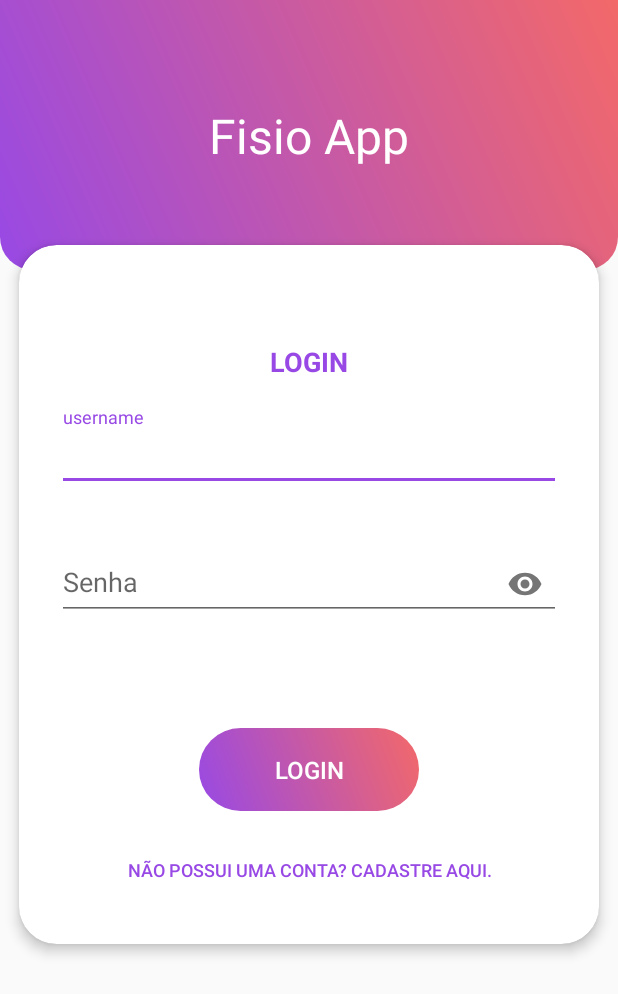
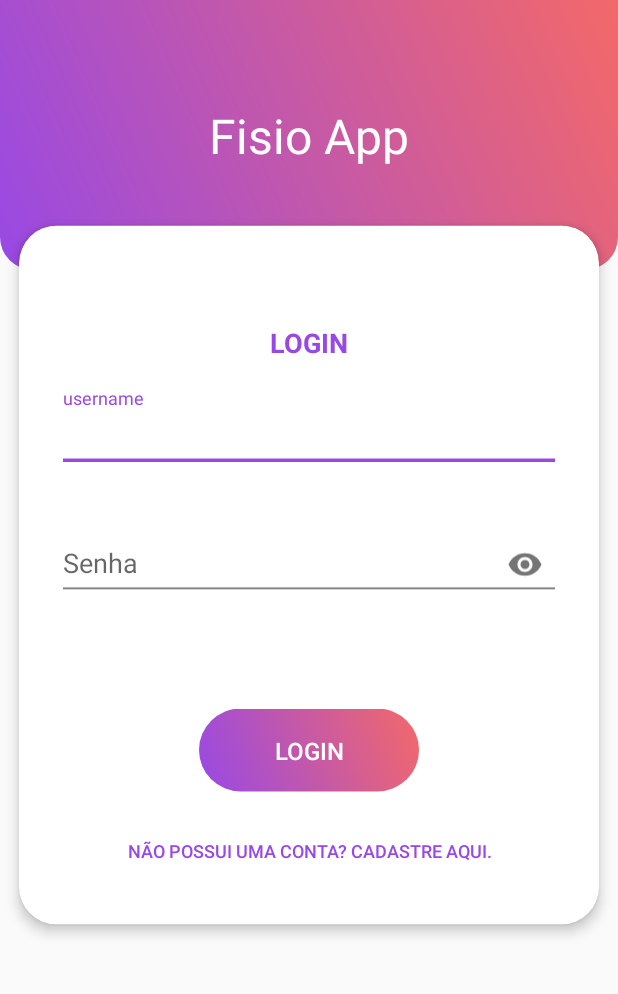
Before and after one commit to jvictororiz/FisioApp, an Android app: the screen it shows after launch (LoginActivity), on a phone screen of 412 x 824 dp. Shown: the top 994 px of the screen. Run offline under Robolectric (Android 15) with nearby library versions, the phone set to English and light mode, and no system bars; libraries missing offline, so code that uses them is left out: br.com.simplepass; plain views replace CircularProgressButton.

Commit message:
alterando retornos servidor

```diff
--- a/app/build.gradle
+++ b/app/build.gradle
@@ -88,4 +88,5 @@ dependencies {
     testImplementation 'junit:junit:4.12'
     androidTestImplementation 'androidx.test:runner:1.2.0'
     androidTestImplementation 'androidx.test.espresso:espresso-core:3.2.0'
+    implementation 'androidx.localbroadcastmanager:localbroadcastmanager:1.0.0'
 }
--- a/app/src/main/java/br/com/androidstartermvvm/data/service/retrofitConfig/RetoriftClient.kt
+++ b/app/src/main/java/br/com/androidstartermvvm/data/service/retrofitConfig/RetoriftClient.kt
@@ -7,7 +7,7 @@ import retrofit2.Converter
 import java.util.concurrent.TimeUnit
 
 open class RetrofitClient {
-    companion object {
+
     private val interceptors: List<Interceptor> = listOf<Interceptor>(BackendInterceptor())
 
 
@@ -24,7 +24,7 @@ open class RetrofitClient {
         readTimeout(READ_TIMEOUT, TimeUnit.SECONDS)
     }.build()
 
-
+    companion object {
         private const val CONNECT_TIMEOUT: Long = 30L
         private const val READ_TIMEOUT: Long = 30L
     }
--- a/app/src/main/java/br/com/androidstartermvvm/data/service/retrofitConfig/ServiceBuilder.kt
+++ b/app/src/main/java/br/com/androidstartermvvm/data/service/retrofitConfig/ServiceBuilder.kt
@@ -17,7 +17,7 @@ open class ServiceBuilder {
             return Retrofit.Builder()
                 .addConverterFactory(GsonConverterFactory.create())
                 .baseUrl(apiUrl)
-                .client(RetrofitClient.retrofitReference)
+                .client(RetrofitClient().retrofitReference)
                 .also { builder ->
                     converterFactories?.forEach {
                         builder.addConverterFactory(it)
--- a/app/src/main/java/br/com/androidstartermvvm/ui/base/BaseActivity.kt
+++ b/app/src/main/java/br/com/androidstartermvvm/ui/base/BaseActivity.kt
@@ -1,10 +1,54 @@
 package br.com.androidstartermvvm.ui.base
 
+import android.content.BroadcastReceiver
+import android.content.Context
+import android.content.Intent
+import android.content.IntentFilter
+import android.os.Build
+import androidx.annotation.RequiresApi
+import androidx.appcompat.app.AlertDialog
 import androidx.appcompat.app.AppCompatActivity
+import androidx.localbroadcastmanager.content.LocalBroadcastManager
 import br.com.androidstartermvvm.R
+import br.com.androidstartermvvm.ui.activity.LoginActivity
 import br.com.bb.oewallet.ui.BaseFragment
 
 abstract class BaseActivity : AppCompatActivity() {
+    private val unauthorizedFilter by lazy {
+        IntentFilter(ACTION_ERROR_UNAUTHORIZED)
+    }
+    private val unauthorizedReceiver = object : BroadcastReceiver() {
+        private fun startLoginActivity(ctx: Context) {
+            startActivity(Intent(ctx, LoginActivity::class.java).apply {
+                flags = Intent.FLAG_ACTIVITY_CLEAR_TASK or Intent.FLAG_ACTIVITY_NEW_TASK
+            })
+        }
+
+        @RequiresApi(Build.VERSION_CODES.LOLLIPOP)
+        override fun onReceive(context: Context, intent: Intent?) {
+            AlertDialog.Builder(this@BaseActivity, android.R.style.Theme_Material_Light_Dialog_Alert)
+                .setTitle(R.string.sessao_expirada)
+                .setMessage(R.string.msg_sessao_expirada)
+                .setPositiveButton(android.R.string.ok) { _, _ -> startLoginActivity(context) }
+                .setOnCancelListener { startLoginActivity(this@BaseActivity) }
+                .show()
+        }
+
+    }
+
+    override fun onPause() {
+        super.onPause()
+        LocalBroadcastManager.getInstance(this).unregisterReceiver(unauthorizedReceiver)
+    }
+
+    override fun onResume() {
+        super.onResume()
+        LocalBroadcastManager.getInstance(this).registerReceiver(
+            unauthorizedReceiver, unauthorizedFilter)
+    }
+
+
+
     fun replace(fragment: BaseFragment, addToBackstack: Boolean? = false) {
         val fg = supportFragmentManager.findFragmentByTag(fragment.fragmentTag) ?: fragment
         supportFragmentManager.beginTransaction()
@@ -18,4 +62,8 @@ abstract class BaseActivity : AppCompatActivity() {
             .commit()
     }
 
+    companion object{
+        const val  ACTION_ERROR_UNAUTHORIZED = "ACTION_ERROR_UNAUTHORIZED"
+    }
+
 }
--- a/app/src/main/java/br/com/androidstartermvvm/ui/base/BaseViewModel.kt
+++ b/app/src/main/java/br/com/androidstartermvvm/ui/base/BaseViewModel.kt
@@ -12,11 +12,12 @@ abstract class BaseViewModel : ViewModel() {
     val context = SuperApplication.context
 
     fun launch(block: suspend () -> Unit) {
-        viewModelScope.launch { block() }
+        viewModelScope.launch {
+            block()
+        }
     }
 
     fun launchWithLoad(block: suspend () -> Unit) {
-
         viewModelScope.launch {
             loading.value = true
             block()
--- a/app/src/main/java/br/com/androidstartermvvm/viewModel/LoginViewModel.kt
+++ b/app/src/main/java/br/com/androidstartermvvm/viewModel/LoginViewModel.kt
@@ -8,7 +8,7 @@ import br.com.androidstartermvvm.ui.base.BaseViewModel
 import br.com.androidstartermvvm.ui.base.SingleLiveEvent
 
 class LoginViewModel : BaseViewModel() {
-    private val userRepository: UserRepository = UserRepository()
+    private val userRepository: UserRepository  by lazy {UserRepository()}
     val responseLogin = SingleLiveEvent<Unit>()
 
     fun doLogin(user: String, password: String) = launchWithLoad {
@@ -36,8 +36,6 @@ class LoginViewModel : BaseViewModel() {
     }
 
     private fun saveLocalData(data: AuthenticationResponse?) = launch {
-        data?.let {
-            userRepository.saveUser(it)
-        }
+        data?.let { userRepository.saveUser(it) }
     }
 }
--- a/app/src/main/res/layout/login_activity.xml
+++ b/app/src/main/res/layout/login_activity.xml
@@ -28,7 +28,7 @@
     <androidx.cardview.widget.CardView
         android:layout_width="match_parent"
         android:layout_height="wrap_content"
-        android:translationY="-32dp"
+        android:translationY="-45dp"
         app:cardCornerRadius="25dp"
         app:cardElevation="5dp"
         app:cardUseCompatPadding="true"
--- a/app/src/main/res/values/strings.xml
+++ b/app/src/main/res/values/strings.xml
@@ -8,4 +8,6 @@
     <string name="n_o_possui_uma_conta_cadastre_aqui">Não possui uma conta? Cadastre aqui.</string>
     <string name="user_invalid">Usuário inválido</string>
     <string name="password_invalid">Senha inválida</string>
+    <string name="sessao_expirada">Sessão expirada</string>
+    <string name="msg_sessao_expirada">Sua sessão expirou.\nVocê será redirecionado para a tela de autenticação, onde poderá informar sua senha e voltar a utilizar o aplicativo.</string>
 </resources>
```
Also changed, not shown: app/src/main/java/br/com/androidstartermvvm/data/service/retrofitConfig/BackendInterceptor.kt (+7 -0 lines).
